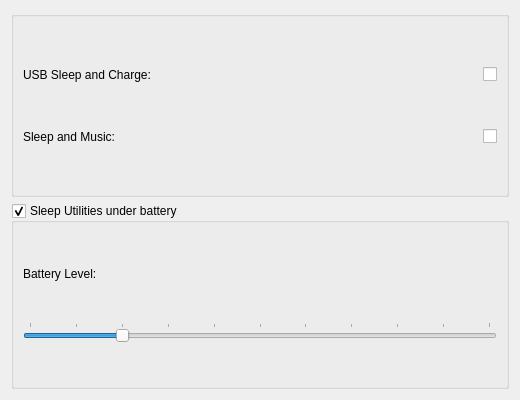
Old version of the form kcm/sleeputils.ui in the repository jfmcarreira/ktoshiba.
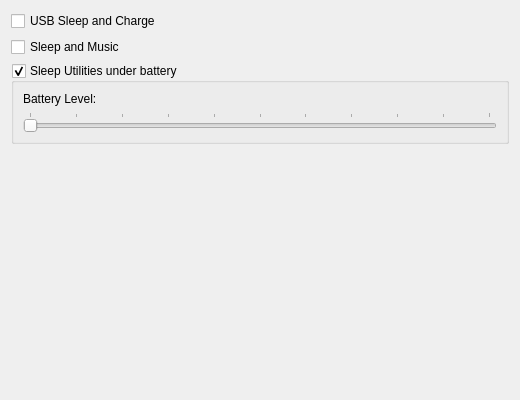
New version of the form.

Diff of the .ui file:
```diff
--- a/kcm/sleeputils.ui
+++ b/kcm/sleeputils.ui
@@ -14,40 +14,8 @@
   <property name="windowTitle">
    <string>Sleep Utilities</string>
   </property>
-  <layout class="QVBoxLayout" name="verticalLayout">
-   <item>
-    <widget class="QGroupBox" name="groupBox">
-     <property name="flat">
-      <bool>true</bool>
-     </property>
-     <property name="checkable">
-      <bool>false</bool>
-     </property>
-     <property name="checked">
-      <bool>false</bool>
-     </property>
-     <layout class="QGridLayout" name="gridLayout">
-      <item row="0" column="0">
-       <widget class="QLabel" name="sleep_charge_label">
-        <property name="text">
-         <string>USB Sleep and Charge:</string>
-        </property>
-       </widget>
-      </item>
-      <item row="0" column="1">
-       <spacer name="sleep_charge_spacer">
-        <property name="orientation">
-         <enum>Qt::Horizontal</enum>
-        </property>
-        <property name="sizeHint" stdset="0">
-         <size>
-          <width>0</width>
-          <height>0</height>
-         </size>
-        </property>
-       </spacer>
-      </item>
-      <item row="0" column="2" alignment="Qt::AlignRight">
+  <layout class="QFormLayout" name="formLayout">
+   <item row="0" column="0" alignment="Qt::AlignLeft">
        <widget class="QCheckBox" name="sleep_charge_checkbox">
         <property name="toolTip">
          <string>Toggles the USB Sleep and Charge feature.  The computer USB ports will remain powered when the computer is asleep or turned off.</string>
@@ -56,31 +24,11 @@
          <string>Toggles the USB Sleep and Charge feature.  The computer USB ports will remain powered when the computer is asleep or turned off.</string>
         </property>
         <property name="text">
-         <string/>
+      <string>USB Sleep and Charge</string>
         </property>
        </widget>
       </item>
-      <item row="1" column="0">
-       <widget class="QLabel" name="sleep_music_label">
-        <property name="text">
-         <string>Sleep and Music:</string>
-        </property>
-       </widget>
-      </item>
-      <item row="1" column="1">
-       <spacer name="sleep_music_spacer">
-        <property name="orientation">
-         <enum>Qt::Horizontal</enum>
-        </property>
-        <property name="sizeHint" stdset="0">
-         <size>
-          <width>0</width>
-          <height>0</height>
-         </size>
-        </property>
-       </spacer>
-      </item>
-      <item row="1" column="2" alignment="Qt::AlignRight">
+   <item row="1" column="0" alignment="Qt::AlignLeft">
        <widget class="QCheckBox" name="sleep_music_checkbox">
         <property name="toolTip">
          <string>Toggles the Sleep and Music feature.  The laptop speakers remain powered and the line-in jack is used to connect an external device to use the laptop speakers when the computer is asleep or turned off.</string>
@@ -89,20 +37,23 @@
          <string>Toggles the Sleep and Music feature.  The laptop speakers remain powered and the line-in jack is used to connect an external device to use the laptop speakers when the computer is asleep or turned off.</string>
         </property>
         <property name="text">
-         <string/>
+      <string>Sleep and Music</string>
         </property>
        </widget>
       </item>
-     </layout>
-    </widget>
-   </item>
-   <item>
-    <widget class="QGroupBox" name="batteryGroupBox">
+   <item row="2" column="0" colspan="2">
+    <widget class="QGroupBox" name="groupBox">
+     <property name="toolTip">
+      <string>Allows the sleep functions to operate when the computer is under battery power.</string>
+     </property>
+     <property name="whatsThis">
+      <string>Allows the sleep functions to operate when the computer is under battery power.</string>
+     </property>
      <property name="title">
       <string>Sleep Utilities under battery</string>
      </property>
      <property name="flat">
-      <bool>true</bool>
+      <bool>false</bool>
      </property>
      <property name="checkable">
       <bool>true</bool>
@@ -110,13 +61,7 @@
      <property name="checked">
       <bool>true</bool>
      </property>
-     <property name="toolTip">
-      <string>Allows the sleep functions to operate when the computer is under battery power.</string>
-     </property>
-     <property name="whatsThis">
-      <string>Allows the sleep functions to operate when the computer is under battery power.</string>
-     </property>
-     <layout class="QGridLayout" name="batteryGridLayout">
+     <layout class="QGridLayout" name="gridLayout">
       <item row="0" column="0">
        <widget class="QLabel" name="battery_level_label">
         <property name="text">
@@ -158,7 +103,7 @@
          <number>1</number>
         </property>
         <property name="sliderPosition">
-         <number>20</number>
+         <number>0</number>
         </property>
         <property name="orientation">
          <enum>Qt::Horizontal</enum>
```
Lines whose indentation alone changed are shown as unchanged.
